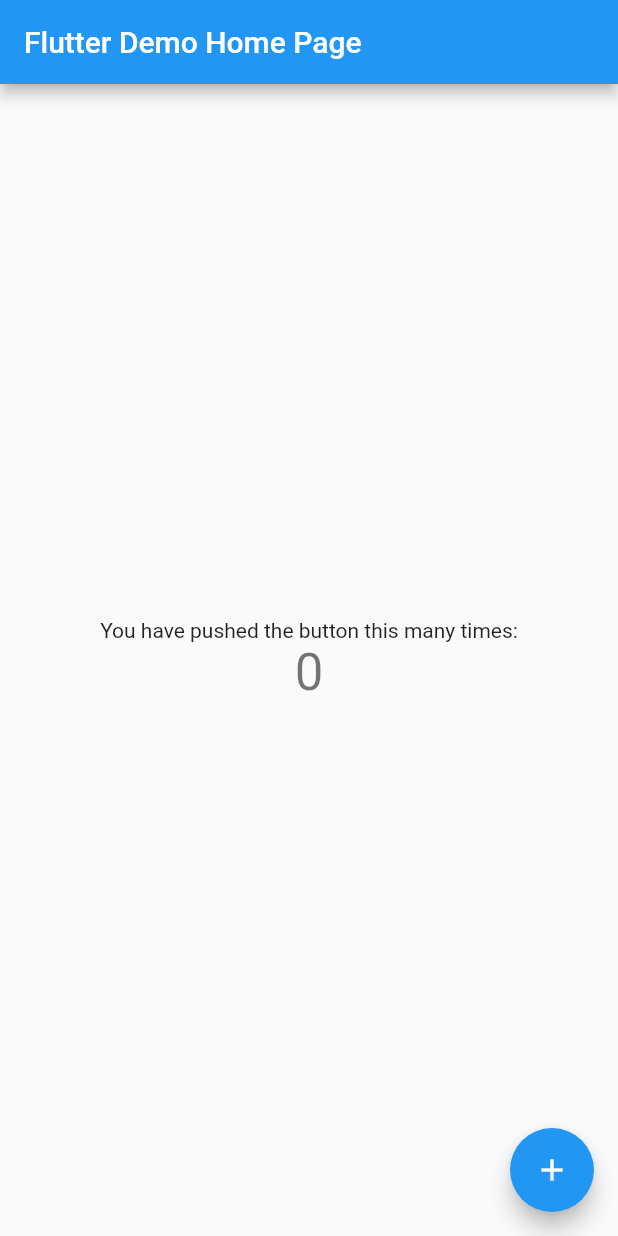
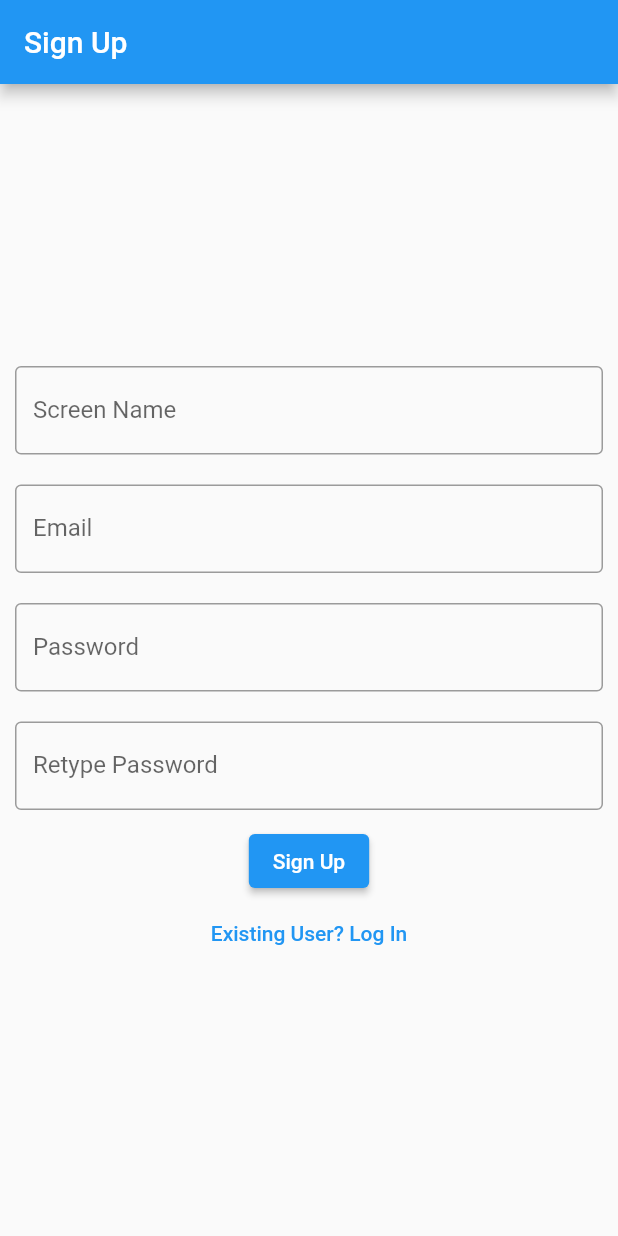
Before and after one commit to lbbri/charted, a Flutter app: the screen it shows after launch, on a phone screen of 412 x 824 dp. Run offline on Flutter 3.47's test engine with Material 2 defaults, Android fonts, the light colour scheme and no system bars; our stand-ins replace cloud_firestore, firebase_auth, firebase_core; accounts and stored records are empty.

Commit message:
User can create an account

```diff
--- /dev/null
+++ b/lib/custom/forms/signupform.dart
@@ -0,0 +1,157 @@
+import 'package:flutter/material.dart';
+import 'package:cloud_firestore/cloud_firestore.dart';
+import 'package:firebase_auth/firebase_auth.dart';
+
+class SignUpForm extends StatefulWidget {
+  const SignUpForm({
+    required this.onTap,
+    Key? key,
+  }) : super(key: key);
+  final Function onTap;
+  @override
+  State<SignUpForm> createState() => _SignUpFormState();
+}
+
+class _SignUpFormState extends State<SignUpForm> {
+  var formKey = GlobalKey<FormState>();
+  var loading = false;
+  var email = TextEditingController();
+  var password = TextEditingController();
+  var displayName = TextEditingController();
+
+  final FirebaseAuth _auth = FirebaseAuth.instance;
+  final FirebaseFirestore _db = FirebaseFirestore.instance;
+
+  @override
+  Widget build(BuildContext context) {
+    return loading
+        ? const Center(child: Text('loading'))
+        : Form(
+            key: formKey,
+            child: Column(
+              children: [
+                Padding(
+                  padding: const EdgeInsets.all(10),
+                  child: TextFormField(
+                    controller: displayName,
+                    decoration: const InputDecoration(
+                      border: OutlineInputBorder(),
+                      labelText: 'Screen Name',
+                    ),
+                    validator: (String? value) {
+                      if (value == null) {
+                        return "Screen Name cannot be empty";
+                      }
+                    },
+                  ),
+                ),
+                Padding(
+                  padding: const EdgeInsets.all(10),
+                  child: TextFormField(
+                    controller: email,
+                    decoration: const InputDecoration(
+                      border: OutlineInputBorder(),
+                      labelText: 'Email',
+                    ),
+                    validator: (String? value) {
+                      if (value == null) {
+                        return "Email cannot be empty";
+                      }
+                      var pattern =
+                          '[a-zA-Z0-9_.-]{1,}[@]{1}[a-zA-Z0-9_.-]{1,}[.][a-zA-Z0-9_.-]{1,}';
+                      RegExp regex = RegExp(pattern);
+                      if (!regex.hasMatch(value)) {
+                        return "Enter Valid Email";
+                      }
+                    },
+                  ),
+                ),
+                Padding(
+                  padding: const EdgeInsets.all(10),
+                  child: TextFormField(
+                    controller: password,
+                    decoration: const InputDecoration(
+                      border: OutlineInputBorder(),
+                      labelText: 'Password',
+                    ),
+                    obscureText: true,
+                    validator: (String? value) {
+                      if (value == null) {
+                        return "Password cannot be empty";
+                      }
+                    },
+                  ),
+                ),
+                Padding(
+                  padding: const EdgeInsets.all(10),
+                  child: TextFormField(
+                    obscureText: true,
+                    decoration: const InputDecoration(
+                      border: OutlineInputBorder(),
+                      labelText: 'Retype Password',
+                    ),
+                    validator: (String? value) {
+                      if (value != password.text) {
+                        return "Passwords must match";
+                      }
+                      return null;
+                    },
+                  ),
+                ),
+                ElevatedButton(
+                  child: const Text("Sign Up"),
+                  onPressed: () {
+                    setState(() {
+                      loading = true;
+                      _signUp();
+                    });
+                  },
+                ),
+                TextButton(
+                    onPressed: () {
+                      // Navigator.push(context,
+                      //     MaterialPageRoute(builder: (context) => LogIn()));
+                    },
+                    child: const Text("Existing User? Log In"))
+              ],
+            ),
+          );
+  }
+
+  void _signUp() async {
+    if (formKey.currentState!.validate()) {
+      try {
+        await _auth.createUserWithEmailAndPassword(
+            email: email.text, password: password.text);
+        ScaffoldMessenger.of(context).clearSnackBars();
+      } on FirebaseException catch (e) {
+        ScaffoldMessenger.of(context).showSnackBar(
+            SnackBar(content: Text(e.message ?? "Unknown Error")));
+
+        setState(() {
+          loading = false;
+        });
+        return;
+      }
+      try {
+        await _db.collection("users").doc(_auth.currentUser!.uid).set({
+          "email": email.text, //redundant?
+          "display_name": displayName.text,
+        });
+
+        widget.onTap();
+      } on FirebaseException catch (e) {
+        ScaffoldMessenger.of(context).showSnackBar(
+            SnackBar(content: Text(e.message ?? "Unknown Error")));
+
+        setState(() {
+          loading = false;
+        });
+      }
+    } else {
+      setState(() {
+        loading = false;
+      });
+    }
+  }
+}
--- /dev/null
+++ b/lib/driver.dart
@@ -0,0 +1,21 @@
+import 'package:charted/pages/home.dart';
+import 'package:charted/pages/signup.dart';
+import 'package:firebase_auth/firebase_auth.dart';
+import 'package:flutter/material.dart';
+
+class Driver extends StatelessWidget {
+  Driver({Key? key}) : super(key: key);
+  static const String routeName = '/driver';
+  final FirebaseAuth _auth = FirebaseAuth.instance;
+
+  @override
+  Widget build(BuildContext context) {
+    var stream = _auth.idTokenChanges();
+    stream.listen((event) {});
+    if (_auth.currentUser != null) {
+      return const HomePage();
+    } else {
+      return const SignUpPage();
+    }
+  }
+}
--- a/lib/main.dart
+++ b/lib/main.dart
@@ -1,115 +1,32 @@
+import 'package:charted/routes/router.dart';
+import 'package:firebase_core/firebase_core.dart';
 import 'package:flutter/material.dart';
 
+import 'driver.dart';
+
 void main() {
-  runApp(const MyApp());
+  WidgetsFlutterBinding.ensureInitialized();
+  runApp(MyApp());
 }
 
 class MyApp extends StatelessWidget {
-  const MyApp({Key? key}) : super(key: key);
+  MyApp({Key? key}) : super(key: key);
+  final Future<FirebaseApp> _initializer = Firebase.initializeApp();
 
-  // This widget is the root of your application.
   @override
   Widget build(BuildContext context) {
     return MaterialApp(
-      title: 'Flutter Demo',
-      theme: ThemeData(
-        // This is the theme of your application.
-        //
-        // Try running your application with "flutter run". You'll see the
-        // application has a blue toolbar. Then, without quitting the app, try
-        // changing the primarySwatch below to Colors.green and then invoke
-        // "hot reload" (press "r" in the console where you ran "flutter run",
-        // or simply save your changes to "hot reload" in a Flutter IDE).
-        // Notice that the counter didn't reset back to zero; the application
-        // is not restarted.
-        primarySwatch: Colors.blue,
-      ),
-      home: const MyHomePage(title: 'Flutter Demo Home Page'),
-    );
+        title: 'Charted',
+        onGenerateRoute: AppRouter.generateRoute,
+        home: FutureBuilder<FirebaseApp>(
+          future: _initializer,
+          builder: (BuildContext context, AsyncSnapshot<FirebaseApp> snapshot) {
+            if (snapshot.connectionState == ConnectionState.done) {
+              return Driver();
+            } else {
+              return const Text('testing');
+            }
+          },
+        ));
   }
 }
-
-class MyHomePage extends StatefulWidget {
-  const MyHomePage({Key? key, required this.title}) : super(key: key);
-
-  // This widget is the home page of your application. It is stateful, meaning
-  // that it has a State object (defined below) that contains fields that affect
-  // how it looks.
-
-  // This class is the configuration for the state. It holds the values (in this
-  // case the title) provided by the parent (in this case the App widget) and
-  // used by the build method of the State. Fields in a Widget subclass are
-  // always marked "final".
-
-  final String title;
-
-  @override
-  State<MyHomePage> createState() => _MyHomePageState();
-}
-
-class _MyHomePageState extends State<MyHomePage> {
-  int _counter = 0;
-
-  void _incrementCounter() {
-    setState(() {
-      // This call to setState tells the Flutter framework that something has
-      // changed in this State, which causes it to rerun the build method below
-      // so that the display can reflect the updated values. If we changed
-      // _counter without calling setState(), then the build method would not be
-      // called again, and so nothing would appear to happen.
-      _counter++;
-    });
-  }
-
-  @override
-  Widget build(BuildContext context) {
-    // This method is rerun every time setState is called, for instance as done
-    // by the _incrementCounter method above.
-    //
-    // The Flutter framework has been optimized to make rerunning build methods
-    // fast, so that you can just rebuild anything that needs updating rather
-    // than having to individually change instances of widgets.
-    return Scaffold(
-      appBar: AppBar(
-        // Here we take the value from the MyHomePage object that was created by
-        // the App.build method, and use it to set our appbar title.
-        title: Text(widget.title),
-      ),
-      body: Center(
-        // Center is a layout widget. It takes a single child and positions it
-        // in the middle of the parent.
-        child: Column(
-          // Column is also a layout widget. It takes a list of children and
-          // arranges them vertically. By default, it sizes itself to fit its
-          // children horizontally, and tries to be as tall as its parent.
-          //
-          // Invoke "debug painting" (press "p" in the console, choose the
-          // "Toggle Debug Paint" action from the Flutter Inspector in Android
-          // Studio, or the "Toggle Debug Paint" command in Visual Studio Code)
-          // to see the wireframe for each widget.
-          //
-          // Column has various properties to control how it sizes itself and
-          // how it positions its children. Here we use mainAxisAlignment to
-          // center the children vertically; the main axis here is the vertical
-          // axis because Columns are vertical (the cross axis would be
-          // horizontal).
-          mainAxisAlignment: MainAxisAlignment.center,
-          children: <Widget>[
-            const Text(
-              'You have pushed the button this many times:',
-            ),
-            Text(
-              '$_counter',
-              style: Theme.of(context).textTheme.headline4,
-            ),
-          ],
-        ),
-      ),
-      floatingActionButton: FloatingActionButton(
-        onPressed: _incrementCounter,
-        tooltip: 'Increment',
-        child: const Icon(Icons.add),
-      ), // This trailing comma makes auto-formatting nicer for build methods.
-    );
-  }
-}
--- /dev/null
+++ b/lib/pages/signup.dart
@@ -0,0 +1,29 @@
+import 'package:charted/pages/home.dart';
+import 'package:charted/custom/forms/signupform.dart';
+import 'package:flutter/material.dart';
+
+class SignUpPage extends StatelessWidget {
+  const SignUpPage({Key? key}) : super(key: key);
+  static const String routeName = '/signup';
+  @override
+  Widget build(BuildContext context) {
+    return Scaffold(
+        appBar: AppBar(
+          title: const Text("Sign Up"),
+        ),
+        body: Center(
+            child: Column(
+                mainAxisAlignment: MainAxisAlignment.center,
+                children: <Widget>[
+              SignUpForm(onTap: () => _successfulSignUp(context)),
+            ])));
+  }
+
+  static void _successfulSignUp(BuildContext context) {
+    Navigator.pushAndRemoveUntil(
+      context,
+      MaterialPageRoute(builder: (BuildContext context) => const HomePage()),
+      ModalRoute.withName('/'),
+    );
+  }
+}
--- /dev/null
+++ b/lib/routes/router.dart
@@ -0,0 +1,25 @@
+import 'package:charted/driver.dart';
+import 'package:charted/pages/home.dart';
+import 'package:charted/pages/signup.dart';
+import 'package:flutter/material.dart';
+
+class AppRouter {
+  static Route<dynamic> generateRoute(RouteSettings settings) {
+    switch (settings.name) {
+      case Routes.home:
+        return MaterialPageRoute(builder: (_) => const HomePage());
+      case Routes.driver:
+        return MaterialPageRoute(builder: (_) => Driver());
+      case Routes.signup:
+        return MaterialPageRoute(builder: (_) => const SignUpPage());
+      default:
+        return MaterialPageRoute(builder: (_) => Driver());
+    }
+  }
+}
+
+class Routes {
+  static const String home = HomePage.routeName;
+  static const String signup = SignUpPage.routeName;
+  static const String driver = '/';
+}
```
Also changed, not shown: lib/pages/home.dart (added, +61 -0 lines).
